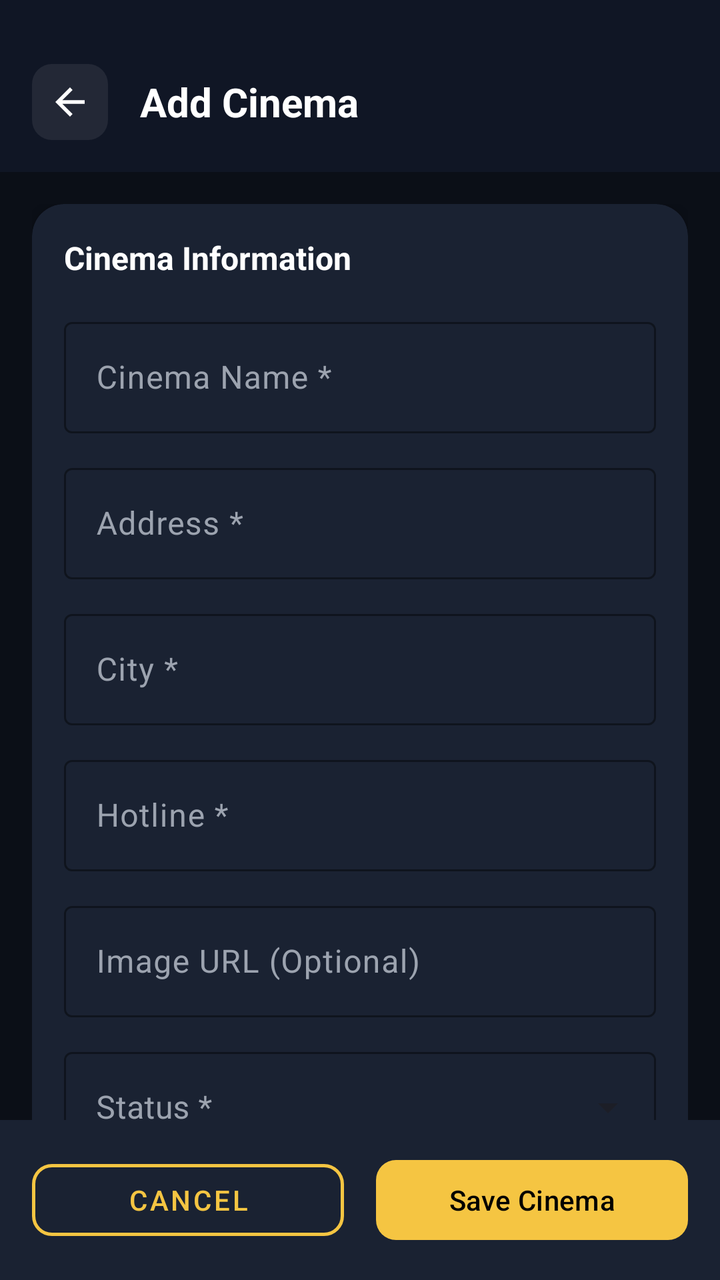
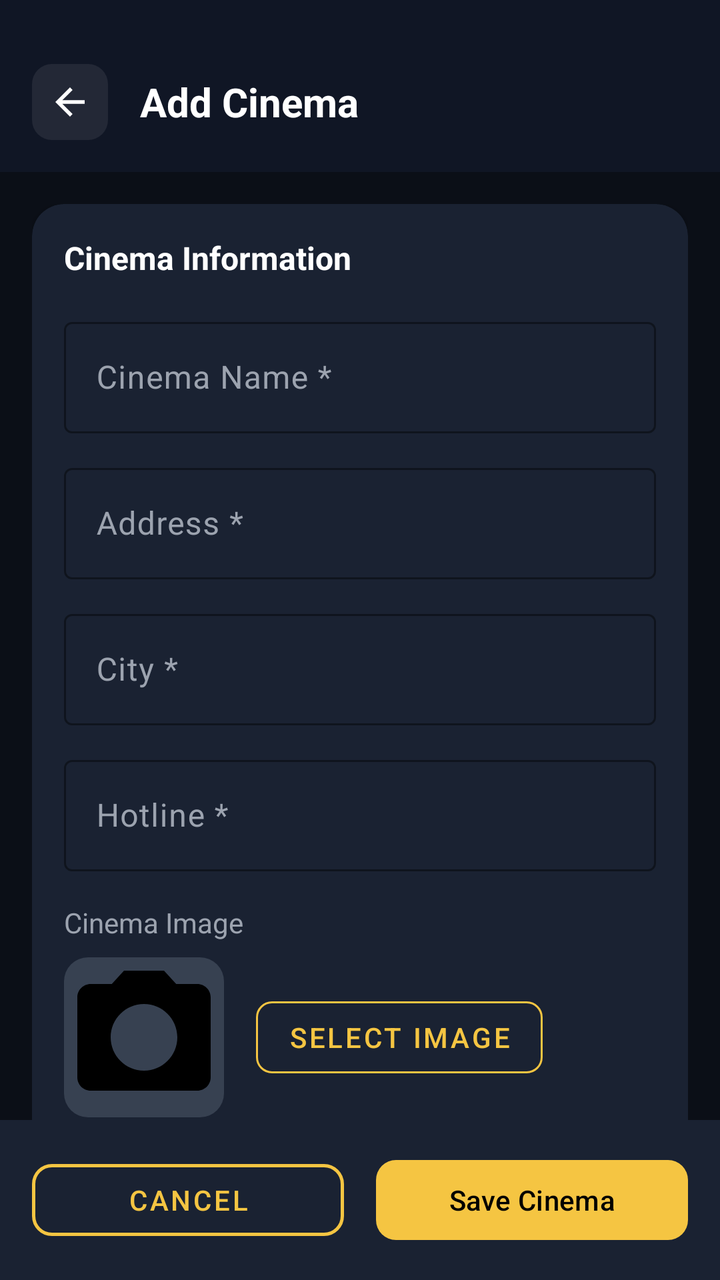

Two renders of the same Android screen: before a commit and after it. Below are the layout's source before the change and the commit's diff.
<!-- AndroidManifest.xml: application theme Theme.Moviebookingapp -->
<!-- res/layout/fragment_add_cinema.xml -->
<?xml version="1.0" encoding="utf-8"?>
<androidx.constraintlayout.widget.ConstraintLayout xmlns:android="http://schemas.android.com/apk/res/android"
    xmlns:app="http://schemas.android.com/apk/res-auto"
    xmlns:tools="http://schemas.android.com/tools"
    android:layout_width="match_parent"
    android:layout_height="match_parent"
    android:background="@color/cinema_bg">

    <LinearLayout
        android:id="@+id/layoutHeader"
        android:layout_width="match_parent"
        android:layout_height="wrap_content"
        android:orientation="horizontal"
        android:gravity="center_vertical"
        android:paddingHorizontal="16dp"
        android:paddingTop="32dp"
        android:paddingBottom="16dp"
        android:background="@color/admin_header_bg"
        app:layout_constraintTop_toTopOf="parent">

        <ImageView
            android:id="@+id/btnBack"
            android:layout_width="38dp"
            android:layout_height="38dp"
            android:background="@drawable/bg_icon_button"
            android:padding="8dp"
            android:src="@drawable/ic_back"
            app:tint="@color/white"
            tools:ignore="ContentDescription" />

        <TextView
            android:layout_width="wrap_content"
            android:layout_height="wrap_content"
            android:layout_marginStart="16dp"
            android:text="Add Cinema"
            android:textColor="@color/white"
            android:textSize="20sp"
            android:textStyle="bold" />
    </LinearLayout>

    <androidx.core.widget.NestedScrollView
        android:id="@+id/scrollView"
        android:layout_width="match_parent"
        android:layout_height="0dp"
        android:fillViewport="true"
        app:layout_constraintTop_toBottomOf="@id/layoutHeader"
        app:layout_constraintBottom_toTopOf="@id/layoutButtons">

        <LinearLayout
            android:layout_width="match_parent"
            android:layout_height="wrap_content"
            android:orientation="vertical"
            android:padding="16dp">

            <androidx.cardview.widget.CardView
                android:layout_width="match_parent"
                android:layout_height="wrap_content"
                android:layout_marginBottom="16dp"
                app:cardBackgroundColor="@color/cinema_card"
                app:cardCornerRadius="16dp"
                app:cardElevation="2dp">

                <LinearLayout
                    android:layout_width="match_parent"
                    android:layout_height="wrap_content"
                    android:orientation="vertical"
                    android:padding="16dp">

                    <TextView
                        android:layout_width="wrap_content"
                        android:layout_height="wrap_content"
                        android:text="Cinema Information"
                        android:textColor="@color/white"
                        android:textSize="16sp"
                        android:textStyle="bold" />

                    <com.google.android.material.textfield.TextInputLayout
                        android:layout_width="match_parent"
                        android:layout_height="wrap_content"
                        android:layout_marginTop="16dp"
                        android:hint="Cinema Name *"
                        app:hintTextColor="@color/cinema_primary"
                        app:boxStrokeColor="@color/cinema_primary"
                        android:textColorHint="@color/cinema_text_secondary">
                        <com.google.android.material.textfield.TextInputEditText
                            android:id="@+id/etCinemaName"
                            android:layout_width="match_parent"
                            android:layout_height="wrap_content"
                            android:textColor="@color/white"
                            android:inputType="textCapWords" />
                    </com.google.android.material.textfield.TextInputLayout>

                    <com.google.android.material.textfield.TextInputLayout
                        android:layout_width="match_parent"
                        android:layout_height="wrap_content"
                        android:layout_marginTop="12dp"
                        android:hint="Address *"
                        app:hintTextColor="@color/cinema_primary"
                        app:boxStrokeColor="@color/cinema_primary"
                        android:textColorHint="@color/cinema_text_secondary">
                        <com.google.android.material.textfield.TextInputEditText
                            android:id="@+id/etAddress"
                            android:layout_width="match_parent"
                            android:layout_height="wrap_content"
                            android:textColor="@color/white"
                            android:inputType="text" />
                    </com.google.android.material.textfield.TextInputLayout>

                    <com.google.android.material.textfield.TextInputLayout
                        android:layout_width="match_parent"
                        android:layout_height="wrap_content"
                        android:layout_marginTop="12dp"
                        android:hint="City *"
                        app:hintTextColor="@color/cinema_primary"
                        app:boxStrokeColor="@color/cinema_primary"
                        android:textColorHint="@color/cinema_text_secondary">
                        <com.google.android.material.textfield.TextInputEditText
                            android:id="@+id/etCity"
                            android:layout_width="match_parent"
                            android:layout_height="wrap_content"
                            android:textColor="@color/white"
                            android:inputType="text" />
                    </com.google.android.material.textfield.TextInputLayout>

                    <com.google.android.material.textfield.TextInputLayout
                        android:layout_width="match_parent"
                        android:layout_height="wrap_content"
                        android:layout_marginTop="12dp"
                        android:hint="Hotline *"
                        app:hintTextColor="@color/cinema_primary"
                        app:boxStrokeColor="@color/cinema_primary"
                        android:textColorHint="@color/cinema_text_secondary">
                        <com.google.android.material.textfield.TextInputEditText
                            android:id="@+id/etHotline"
                            android:layout_width="match_parent"
                            android:layout_height="wrap_content"
                            android:textColor="@color/white"
                            android:inputType="phone" />
                    </com.google.android.material.textfield.TextInputLayout>
                    
                    <com.google.android.material.textfield.TextInputLayout
                        android:layout_width="match_parent"
                        android:layout_height="wrap_content"
                        android:layout_marginTop="12dp"
                        android:hint="Image URL (Optional)"
                        app:hintTextColor="@color/cinema_primary"
                        app:boxStrokeColor="@color/cinema_primary"
                        android:textColorHint="@color/cinema_text_secondary">
                        <com.google.android.material.textfield.TextInputEditText
                            android:id="@+id/etImage"
                            android:layout_width="match_parent"
                            android:layout_height="wrap_content"
                            android:textColor="@color/white"
                            android:inputType="textUri" />
                    </com.google.android.material.textfield.TextInputLayout>

                    <com.google.android.material.textfield.TextInputLayout
                        style="@style/Widget.MaterialComponents.TextInputLayout.OutlinedBox.ExposedDropdownMenu"
                        android:layout_width="match_parent"
                        android:layout_height="wrap_content"
                        android:layout_marginTop="12dp"
                        android:hint="Status *"
                        app:hintTextColor="@color/cinema_primary"
                        app:boxStrokeColor="@color/cinema_primary"
                        android:textColorHint="@color/cinema_text_secondary">
                        <AutoCompleteTextView
                            android:id="@+id/actvStatus"
                            android:layout_width="match_parent"
                            android:layout_height="wrap_content"
                            android:inputType="none"
                            android:textColor="@color/white" />
                    </com.google.android.material.textfield.TextInputLayout>

                </LinearLayout>
            </androidx.cardview.widget.CardView>

            <TextView
                android:id="@+id/tvErrorMessage"
                android:layout_width="match_parent"
                android:layout_height="wrap_content"
                android:textColor="@color/text_error"
                android:textSize="14sp"
                android:gravity="center"
                android:layout_marginBottom="16dp"
                android:visibility="gone" />

        </LinearLayout>
    </androidx.core.widget.NestedScrollView>

    <LinearLayout
        android:id="@+id/layoutButtons"
        android:layout_width="match_parent"
        android:layout_height="wrap_content"
        android:orientation="horizontal"
        android:padding="16dp"
        android:background="@color/cinema_card"
        app:layout_constraintBottom_toBottomOf="parent">

        <com.google.android.material.button.MaterialButton
            android:id="@+id/btnCancel"
            style="@style/Widget.MaterialComponents.Button.OutlinedButton"
            android:layout_width="0dp"
            android:layout_height="wrap_content"
            android:layout_weight="1"
            android:layout_marginEnd="8dp"
            android:text="Cancel"
            android:textColor="@color/cinema_primary"
            app:strokeColor="@color/cinema_primary"
            app:strokeWidth="1.5dp"
            app:cornerRadius="10dp" />

        <FrameLayout
            android:layout_width="0dp"
            android:layout_height="wrap_content"
            android:layout_weight="1"
            android:layout_marginStart="8dp">

            <com.google.android.material.button.MaterialButton
                android:id="@+id/btnSave"
                android:layout_width="match_parent"
                android:layout_height="wrap_content"
                android:text="Save Cinema"
                android:textColor="@color/black"
                app:backgroundTint="@color/cinema_primary"
                app:cornerRadius="10dp" />

            <ProgressBar
                android:id="@+id/pbLoading"
                android:layout_width="24dp"
                android:layout_height="24dp"
                android:layout_gravity="center"
                android:indeterminateTint="@color/black"
                android:visibility="gone" />
        </FrameLayout>
    </LinearLayout>

</androidx.constraintlayout.widget.ConstraintLayout>
<!-- resources referenced by this layout -->
<resources>
  <color name="admin_header_bg">#E6111827</color>
  <color name="black">#FF000000</color>
  <color name="cinema_bg">#0B0F17</color>
  <color name="cinema_card">#1A2232</color>
  <color name="cinema_primary">#F5C542</color>
  <color name="cinema_text_secondary">#9CA3AF</color>
  <color name="text_error">#E5484D</color>
  <color name="white">#FFFFFFFF</color>
  <!-- drawable bg_icon_button (drawable) -->
  <?xml version="1.0" encoding="utf-8"?>
  <shape xmlns:android="http://schemas.android.com/apk/res/android"
      android:shape="rectangle">
      <solid android:color="@color/white_transparent_08" />
      <corners android:radius="10dp" />
  </shape>
  <!-- drawable ic_back (drawable) -->
  <vector xmlns:android="http://schemas.android.com/apk/res/android"
      android:width="24dp"
      android:height="24dp"
      android:viewportWidth="24.0"
      android:viewportHeight="24.0">
      <path
          android:fillColor="#FFFFFFFF"
          android:pathData="M20,11H7.83l5.59,-5.59L12,4l-8,8 8,8 1.41,-1.41L7.83,13H20v-2z"/>
  </vector>
  <style name="Theme.Moviebookingapp" parent="Base.Theme.Moviebookingapp" />
  <color name="white_transparent_08">#14FFFFFF</color>
  <style name="Base.Theme.Moviebookingapp" parent="Theme.Material3.DayNight.NoActionBar">
          <item name="colorPrimary">@color/yellow</item>
          <item name="android:windowBackground">@color/background_black</item>
          <item name="android:statusBarColor">@color/background_black</item>
      </style>
  <color name="yellow">#FFC107</color>
  <color name="background_black">#FF000000</color>
</resources>

<!-- the commit's change to res/layout/fragment_add_cinema.xml (unified diff, before → after) -->
@@ -138,21 +138,41 @@
                             android:inputType="phone" />
                     </com.google.android.material.textfield.TextInputLayout>
                     
-                    <com.google.android.material.textfield.TextInputLayout
-                        android:layout_width="match_parent"
-                        android:layout_height="wrap_content"
-                        android:layout_marginTop="12dp"
-                        android:hint="Image URL (Optional)"
-                        app:hintTextColor="@color/cinema_primary"
-                        app:boxStrokeColor="@color/cinema_primary"
-                        android:textColorHint="@color/cinema_text_secondary">
-                        <com.google.android.material.textfield.TextInputEditText
-                            android:id="@+id/etImage"
-                            android:layout_width="match_parent"
-                            android:layout_height="wrap_content"
-                            android:textColor="@color/white"
-                            android:inputType="textUri" />
-                    </com.google.android.material.textfield.TextInputLayout>
+                    <TextView
+                        android:layout_width="wrap_content"
+                        android:layout_height="wrap_content"
+                        android:layout_marginTop="16dp"
+                        android:text="Cinema Image"
+                        android:textColor="@color/cinema_text_secondary"
+                        android:textSize="14sp" />
+
+                    <LinearLayout
+                        android:layout_width="match_parent"
+                        android:layout_height="wrap_content"
+                        android:layout_marginTop="8dp"
+                        android:gravity="center_vertical"
+                        android:orientation="horizontal">
+
+                        <ImageView
+                            android:id="@+id/ivCinemaPreview"
+                            android:layout_width="80dp"
+                            android:layout_height="80dp"
+                            android:layout_marginEnd="16dp"
+                            android:background="@drawable/bg_placeholder_card"
+                            android:scaleType="centerCrop"
+                            android:src="@drawable/ic_camera"
+                            tools:ignore="ContentDescription" />
+
+                        <com.google.android.material.button.MaterialButton
+                            android:id="@+id/btnPickImage"
+                            style="@style/Widget.MaterialComponents.Button.OutlinedButton"
+                            android:layout_width="wrap_content"
+                            android:layout_height="wrap_content"
+                            android:text="Select Image"
+                            android:textColor="@color/cinema_primary"
+                            app:strokeColor="@color/cinema_primary"
+                            app:cornerRadius="8dp" />
+                    </LinearLayout>
 
                     <com.google.android.material.textfield.TextInputLayout
                         style="@style/Widget.MaterialComponents.TextInputLayout.OutlinedBox.ExposedDropdownMenu"
<!-- resource entries referenced after the edit -->
@@ -15,6 +15,13 @@
       <solid android:color="@color/white_transparent_08" />
       <corners android:radius="10dp" />
   </shape>
+  <!-- drawable bg_placeholder_card (drawable) -->
+  <?xml version="1.0" encoding="utf-8"?>
+  <shape xmlns:android="http://schemas.android.com/apk/res/android"
+      android:shape="rectangle">
+      <solid android:color="@color/skeleton_gray" />
+      <corners android:radius="12dp" />
+  </shape>
   <!-- drawable ic_back (drawable) -->
   <vector xmlns:android="http://schemas.android.com/apk/res/android"
       android:width="24dp"
@@ -25,8 +32,20 @@
           android:fillColor="#FFFFFFFF"
           android:pathData="M20,11H7.83l5.59,-5.59L12,4l-8,8 8,8 1.41,-1.41L7.83,13H20v-2z"/>
   </vector>
+  <!-- drawable ic_camera (drawable) -->
+  <?xml version="1.0" encoding="utf-8"?>
+  <vector xmlns:android="http://schemas.android.com/apk/res/android"
+      android:width="24dp"
+      android:height="24dp"
+      android:viewportWidth="24"
+      android:viewportHeight="24">
+    <path
+        android:pathData="M9,2L7.17,4H4c-1.1,0 -2,0.9 -2,2v12c0,1.1 0.9,2 2,2h16c1.1,0 2,-0.9 2,-2V6c0,-1.1 -0.9,-2 -2,-2h-3.17L15,2H9zm3,15c-2.76,0 -5,-2.24 -5,-5s2.24,-5 5,-5 5,2.24 5,5 -2.24,5 -5,5z"
+        android:fillColor="#000000"/>
+  </vector>
   <style name="Theme.Moviebookingapp" parent="Base.Theme.Moviebookingapp" />
   <color name="white_transparent_08">#14FFFFFF</color>
+  <color name="skeleton_gray">#374151</color>
   <style name="Base.Theme.Moviebookingapp" parent="Theme.Material3.DayNight.NoActionBar">
           <item name="colorPrimary">@color/yellow</item>
           <item name="android:windowBackground">@color/background_black</item>
